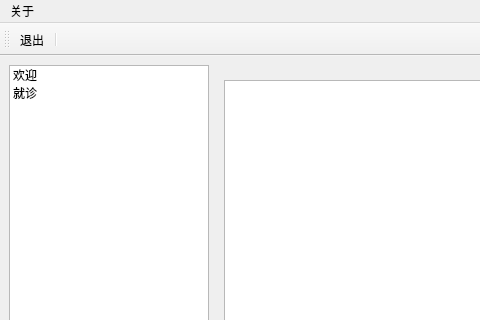
This is doctor.ui in PM2496/DataBaseProject as Qt 5 draws it before an edit; both pictures show x 0 to 480 and y 0 to 320 of the 1088 by 1060 pixel window. The edited form follows.
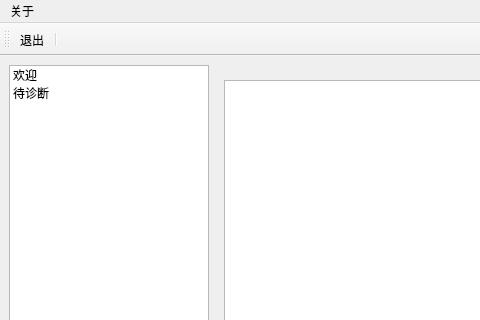
This is the edited form. The open tabs and pages were chosen to show the change.

The edit to the form file:
```diff
--- a/doctor.ui
+++ b/doctor.ui
@@ -57,7 +57,7 @@
       </item>
       <item>
        <property name="text">
-        <string>就诊</string>
+        <string>待诊断</string>
        </property>
       </item>
      </widget>
```
Left out of the diff: 2 changed lines with no effect on the pictures.
